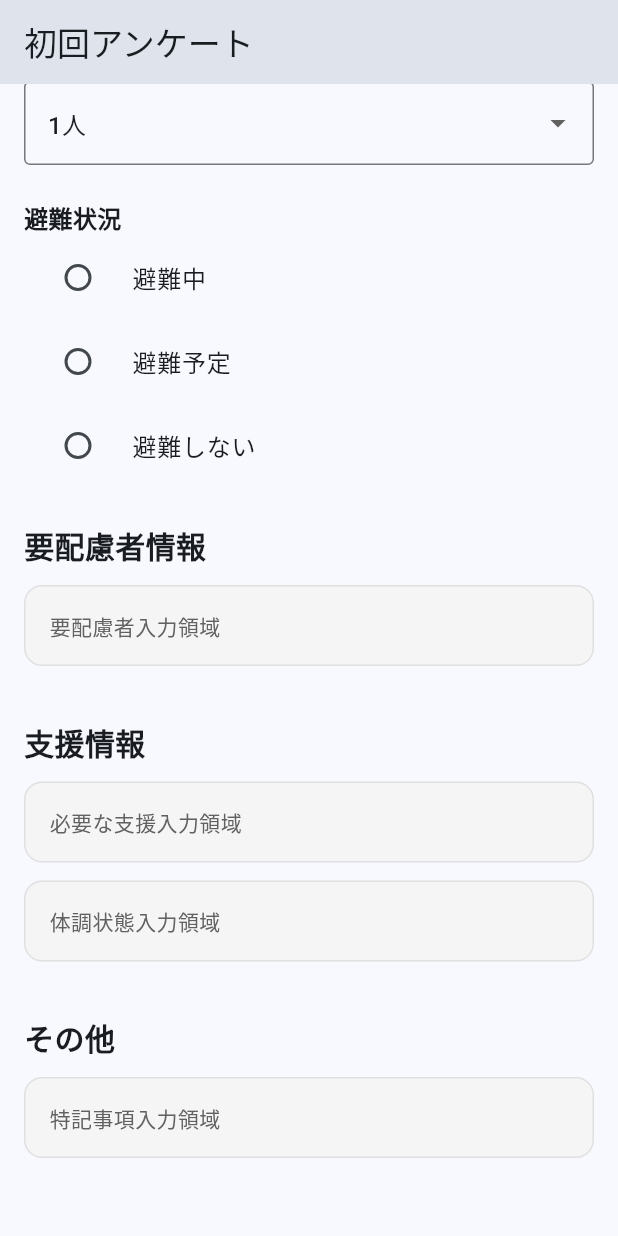
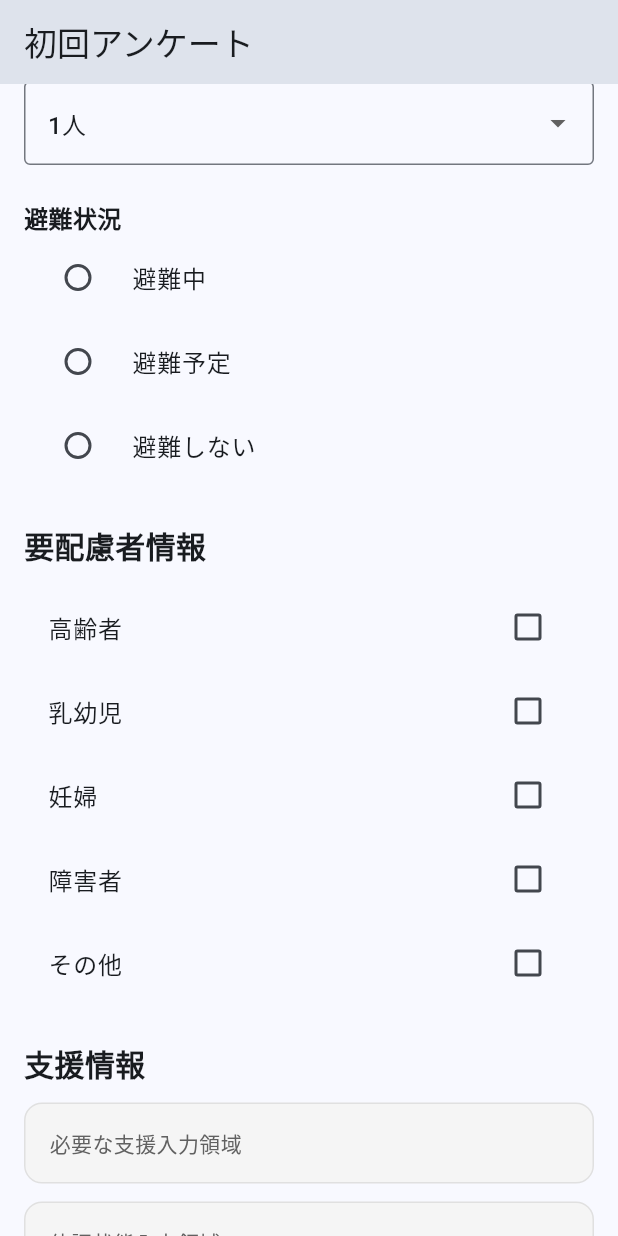
Before and after one commit to Tomayaken/TomayakenApp, a Flutter app: the screen it shows after launch, scrolled down 576 dp, on a phone screen of 412 x 824 dp. Run offline on Flutter 3.47's test engine with Material 3 defaults, Android fonts, the phone set to English and light mode, and no system bars.

Commit message:
要配慮者情報入力フォームを実装

```diff
--- a/lib/views/survey/survey_page.dart
+++ b/lib/views/survey/survey_page.dart
@@ -32,6 +32,16 @@ class _SurveyPageState extends State<SurveyPage> {
   EvacuationStatus? _selectedEvacuationStatus;
 
   int _familyCount = 1;
+
+  final Set<String> _selectedCareNeeds = {};
+
+  final List<String> _careNeedOptions = [
+    '高齢者',
+    '乳幼児',
+    '妊婦',
+    '障害者',
+    'その他',
+  ];
 
   final TextEditingController _familyCountController =
       TextEditingController();
@@ -181,6 +191,7 @@ class _SurveyPageState extends State<SurveyPage> {
                   });
                 },
               ),
+
               const SizedBox(height: 24),
 
               const Text(
@@ -227,7 +238,22 @@ class _SurveyPageState extends State<SurveyPage> {
               const SizedBox(height: 24),
 
               _buildSectionTitle('要配慮者情報'),
-              _buildPlaceholder('要配慮者入力領域'),
+
+              ..._careNeedOptions.map(
+                (option) => CheckboxListTile(
+                  title: Text(option),
+                  value: _selectedCareNeeds.contains(option),
+                  onChanged: (checked) {
+                    setState(() {
+                      if (checked ?? false) {
+                        _selectedCareNeeds.add(option);
+                      } else {
+                        _selectedCareNeeds.remove(option);
+                      }
+                    });
+                  },
+                ),
+              ),
 
               const SizedBox(height: 24),
 
@@ -248,8 +274,9 @@ class _SurveyPageState extends State<SurveyPage> {
                   onPressed: () {
                     debugPrint('年齢区分: $_selectedAgeGroup');
                     debugPrint('性別: $_selectedGender');
-                    debugPrint('世帯人数: ${_familyCountController.text}');
+                    debugPrint('世帯人数: $_familyCount');
                     debugPrint('避難状況: $_selectedEvacuationStatus');
+                    debugPrint('要配慮者: $_selectedCareNeeds');
                   },
                   child: const Text('送信'),
                 ),
```
